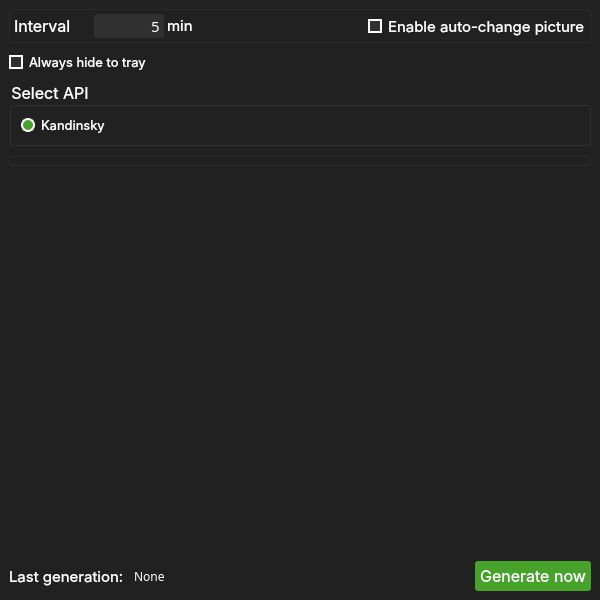
Above: app/gui/view/ui_main_window.ui from Yarosvet/NeuroWallpaper before the change. Below: the same form after it.
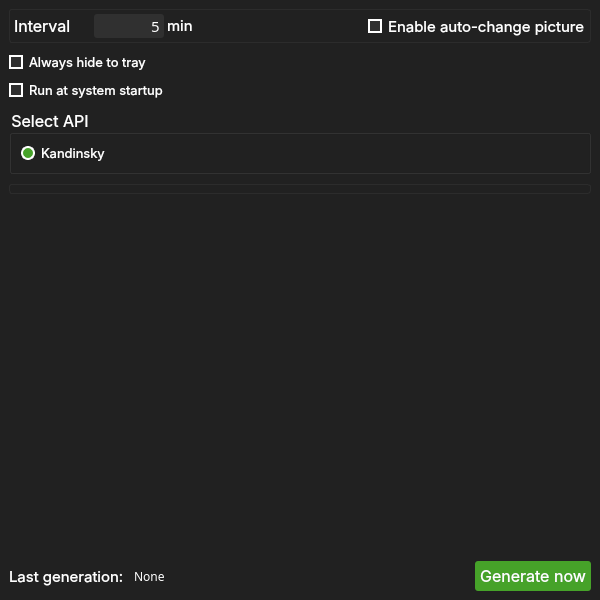
That is the form after the change.

Commit message: Run at startup

Patch:
```diff
--- a/app/gui/view/ui_main_window.ui
+++ b/app/gui/view/ui_main_window.ui
@@ -293,6 +293,19 @@
         </property>
        </widget>
       </item>
+      <item>
+       <widget class="QCheckBox" name="run_at_startup_checkbox">
+        <property name="font">
+         <font>
+          <family>Inter</family>
+          <pointsize>10</pointsize>
+         </font>
+        </property>
+        <property name="text">
+         <string>Run at system startup</string>
+        </property>
+       </widget>
+      </item>
      </layout>
     </item>
     <item>
```
The commit also changes 8 other files.
